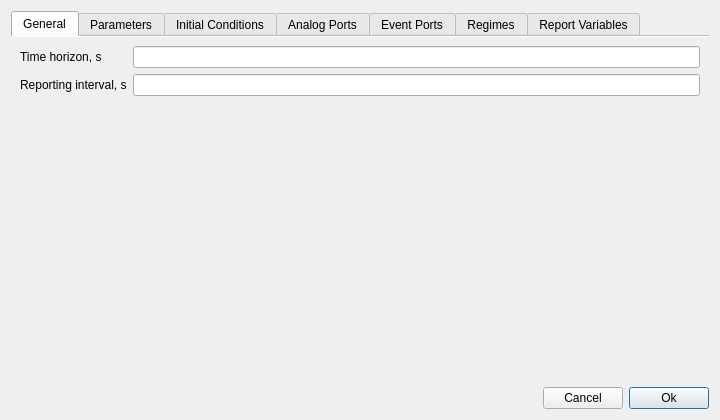
The window that trunk/python-files/examples/nineml_tester.ui (v1kko/daetools) describes before a commit, drawn with Qt 5.
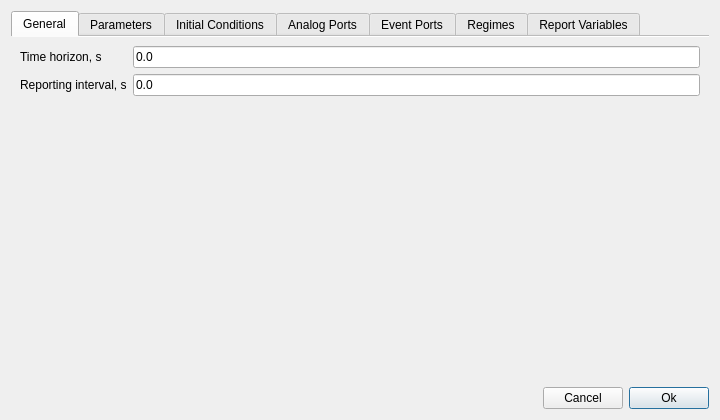
The same window after the commit.

What changed in the file:
```diff
--- a/trunk/python-files/examples/nineml_tester.ui
+++ b/trunk/python-files/examples/nineml_tester.ui
@@ -46,7 +46,14 @@
           </widget>
          </item>
          <item row="0" column="1">
-          <widget class="QLineEdit" name="timeHorizonSLineEdit"/>
+          <widget class="QLineEdit" name="timeHorizonSLineEdit">
+           <property name="inputMask">
+            <string/>
+           </property>
+           <property name="text">
+            <string>0.0</string>
+           </property>
+          </widget>
          </item>
          <item row="1" column="0">
           <widget class="QLabel" name="reportingIntervalLabel">
@@ -56,7 +63,11 @@
           </widget>
          </item>
          <item row="1" column="1">
-          <widget class="QLineEdit" name="reportingIntervalSLineEdit"/>
+          <widget class="QLineEdit" name="reportingIntervalSLineEdit">
+           <property name="text">
+            <string>0.0</string>
+           </property>
+          </widget>
          </item>
         </layout>
        </item>
```
